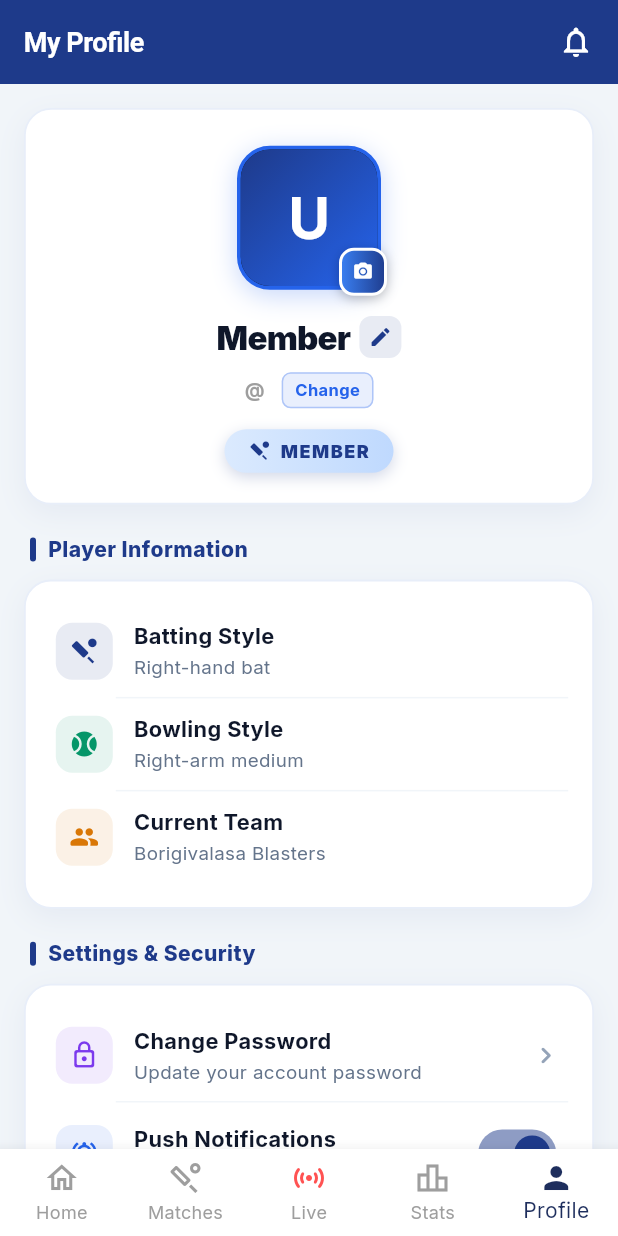
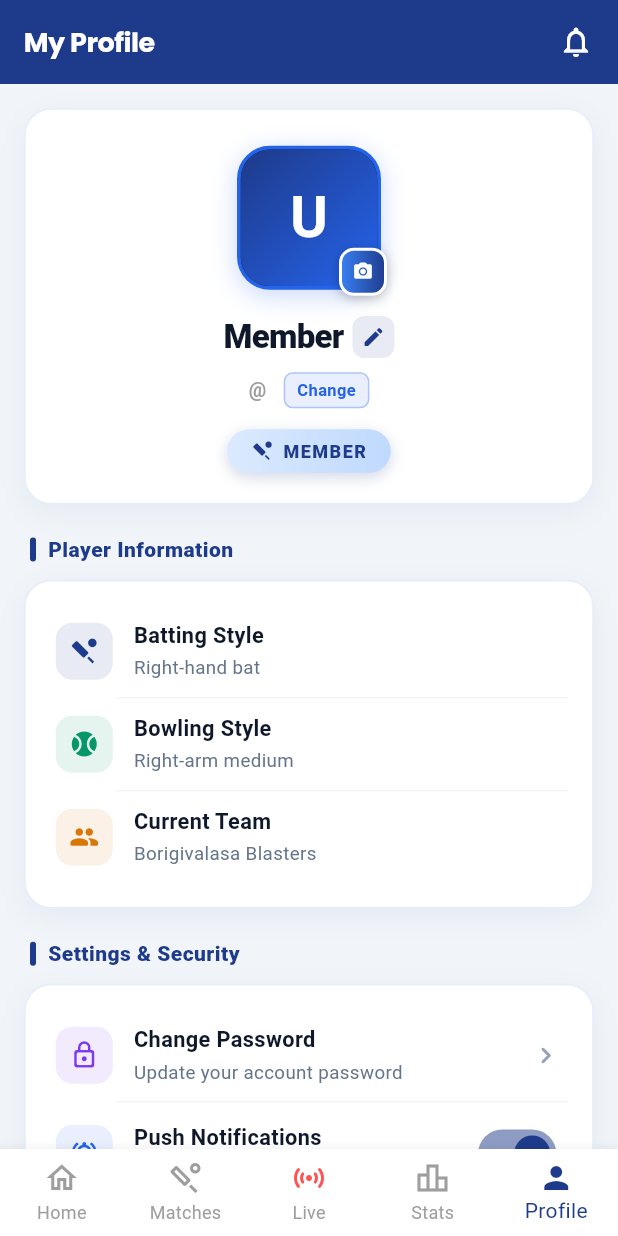
Before and after one commit to rajeshkinjarapu/cricket_borigivalasa, a Flutter app: the ProfileScreen screen opened by its route, on a phone screen of 412 x 824 dp. Run offline on Flutter 3.47's test engine with Material 3 defaults, Android fonts, the phone set to English and light mode, and no system bars; our stand-ins replace cloud_firestore, firebase_auth, firebase_core, firebase_storage, fl_chart, flutter_riverpod and 4 more; accounts and stored records are empty; network calls fail.

Commit message:
Update Borigivalasa Cricket app with Firebase integration and CI/CD pipeline
Key features implemented:
- Added GitHub Actions workflow for automated APK building with Firebase setup
- Integrated Firebase services (auth, firestore, storage) replacing Supabase backend
- Updated Android configuration with proper permissions and file provider setup
- Enhanced app theming with colorful cricket-themed design and gradients
- Refactored app naming from generic cricket scorer to Borigivalasa Cricket brand
- Improved .gitignore with structured development environment exclusions
- Removed legacy Shorebird workflows and Supabase deployment configurations

The app now uses Firebase as its backend service with proper Android permissions and a streamlined CI/CD pipeline for APK generation. The theme has been updated with vibrant cricket colors and Material 3 design principles.

```diff
--- a/lib/core/theme/app_theme.dart
+++ b/lib/core/theme/app_theme.dart
@@ -4,11 +4,25 @@ import 'package:google_fonts/google_fonts.dart';
 class AppTheme {
   AppTheme._();
 
-  // Navy Blue from the provided UI image
-  static const Color _primary = Color(0xFF1E2E5D);
-  static const Color _secondary = Color(0xFFE5B23B); // Gold/Yellow accents
+  // Colorful Cricket Theme - Navy Blue, Orange, Green
+  static const Color _primary = Color(0xFF1E3A8A); // Deep Blue
+  static const Color _secondary = Color(0xFFF97316); // Vibrant Orange
+  static const Color _accent = Color(0xFF10B981); // Emerald Green
   static const Color _surface = Colors.white;
-  static const Color _background = Color(0xFFF4F6F9);
+  static const Color _background = Color(0xFFF0F9FF); // Light Sky Blue
+
+  // Gradient colors for buttons and cards
+  static const LinearGradient primaryGradient = LinearGradient(
+    colors: [_primary, Color(0xFF3B82F6)],
+    begin: Alignment.topLeft,
+    end: Alignment.bottomRight,
+  );
+
+  static const LinearGradient secondaryGradient = LinearGradient(
+    colors: [_secondary, Color(0xFFFB923C)],
+    begin: Alignment.topLeft,
+    end: Alignment.bottomRight,
+  );
 
   static ThemeData get light => ThemeData(
     useMaterial3: true,
@@ -17,24 +31,34 @@ class AppTheme {
       seedColor: _primary,
       primary: _primary,
       secondary: _secondary,
+      tertiary: _accent,
       surface: _surface,
       background: _background,
+      brightness: Brightness.light,
     ),
-    textTheme: GoogleFonts.interTextTheme(),
-    appBarTheme: const AppBarTheme(
+    textTheme: GoogleFonts.poppinsTextTheme().copyWith(
+      bodyLarge: const TextStyle(color: Color(0xFF1E293B), fontSize: 16),
+      bodyMedium: const TextStyle(color: Color(0xFF475569), fontSize: 14),
+      titleLarge: const TextStyle(color: Color(0xFF0F172A), fontWeight: FontWeight.bold, fontSize: 20),
+      titleMedium: const TextStyle(color: Color(0xFF1E293B), fontWeight: FontWeight.w600, fontSize: 18),
+      titleSmall: const TextStyle(color: Color(0xFF334155), fontWeight: FontWeight.w600, fontSize: 16),
+    ),
+    appBarTheme: AppBarTheme(
       centerTitle: false,
       backgroundColor: _primary,
       foregroundColor: Colors.white,
       elevation: 0,
-      scrolledUnderElevation: 0,
+      scrolledUnderElevation: 2,
       surfaceTintColor: _primary,
-      iconTheme: IconThemeData(color: Colors.white),
-      actionsIconTheme: IconThemeData(color: Colors.white),
-      titleTextStyle: TextStyle(
+      shadowColor: Colors.black26,
+      iconTheme: const IconThemeData(color: Colors.white),
+      actionsIconTheme: const IconThemeData(color: Colors.white),
+      titleTextStyle: const TextStyle(
         color: Colors.white,
         fontSize: 20,
         fontWeight: FontWeight.bold,
         letterSpacing: -0.3,
+        fontFamily: 'Poppins',
       ),
     ),
     tabBarTheme: TabBarThemeData(
@@ -42,20 +66,21 @@ class AppTheme {
       unselectedLabelColor: Colors.white70,
       indicatorColor: _secondary,
       indicatorSize: TabBarIndicatorSize.tab,
-      labelStyle: const TextStyle(fontWeight: FontWeight.bold, fontSize: 14),
-      unselectedLabelStyle: const TextStyle(fontWeight: FontWeight.normal, fontSize: 14),
+      labelStyle: const TextStyle(fontWeight: FontWeight.bold, fontSize: 14, fontFamily: 'Poppins'),
+      unselectedLabelStyle: const TextStyle(fontWeight: FontWeight.normal, fontSize: 14, fontFamily: 'Poppins'),
     ),
     cardTheme: CardThemeData(
       color: _surface,
-      elevation: 1,
+      elevation: 4,
+      shadowColor: Colors.blueGrey.withOpacity(0.2),
       margin: const EdgeInsets.symmetric(horizontal: 16, vertical: 8),
       shape: RoundedRectangleBorder(
-        borderRadius: BorderRadius.circular(12),
-        side: BorderSide(color: Colors.grey.shade200, width: 1),
+        borderRadius: BorderRadius.circular(16),
+        side: BorderSide(color: Colors.blue.shade50, width: 1),
       ),
     ),
     dividerTheme: DividerThemeData(
-      color: Colors.grey.shade300,
+      color: Colors.grey.shade200,
       thickness: 1,
       space: 1,
     ),
@@ -64,46 +89,112 @@ class AppTheme {
       fillColor: Colors.white,
       contentPadding: const EdgeInsets.symmetric(horizontal: 20, vertical: 16),
       border: OutlineInputBorder(
-        borderRadius: BorderRadius.circular(12),
-        borderSide: BorderSide(color: Colors.grey.shade300),
+        borderRadius: BorderRadius.circular(16),
+        borderSide: BorderSide(color: Colors.blue.shade200),
       ),
       enabledBorder: OutlineInputBorder(
-        borderRadius: BorderRadius.circular(12),
-        borderSide: BorderSide(color: Colors.grey.shade300),
+        borderRadius: BorderRadius.circular(16),
+        borderSide: BorderSide(color: Colors.blue.shade200),
       ),
       focusedBorder: OutlineInputBorder(
-        borderRadius: BorderRadius.circular(12),
+        borderRadius: BorderRadius.circular(16),
         borderSide: const BorderSide(color: _primary, width: 2),
       ),
+      errorBorder: OutlineInputBorder(
+        borderRadius: BorderRadius.circular(16),
+        borderSide: const BorderSide(color: Colors.red, width: 1),
+      ),
+      hintStyle: const TextStyle(color: Color(0xFF94A3B8), fontSize: 14),
     ),
     filledButtonTheme: FilledButtonThemeData(
       style: FilledButton.styleFrom(
+        foregroundColor: Colors.white,
+        minimumSize: const Size.fromHeight(56),
+        shape: RoundedRectangleBorder(borderRadius: BorderRadius.circular(16)),
+        textStyle: const TextStyle(fontSize: 16, fontWeight: FontWeight.w600, fontFamily: 'Poppins'),
+      ),
+    ),
+    elevatedButtonTheme: ElevatedButtonThemeData(
+      style: ElevatedButton.styleFrom(
         backgroundColor: _primary,
         foregroundColor: Colors.white,
-        minimumSize: const Size.fromHeight(52),
-        shape: RoundedRectangleBorder(borderRadius: BorderRadius.circular(12)),
-        textStyle: const TextStyle(fontSize: 16, fontWeight: FontWeight.w600),
+        minimumSize: const Size.fromHeight(56),
+        elevation: 4,
+        shadowColor: _primary.withOpacity(0.3),
+        shape: RoundedRectangleBorder(borderRadius: BorderRadius.circular(16)),
+        textStyle: const TextStyle(fontSize: 16, fontWeight: FontWeight.w600, fontFamily: 'Poppins'),
       ),
+    ),
+    floatingActionButtonTheme: const FloatingActionButtonThemeData(
+      backgroundColor: _secondary,
+      foregroundColor: Colors.white,
+      elevation: 6,
+      shape: RoundedRectangleBorder(borderRadius: BorderRadius.all(Radius.circular(20))),
     ),
   );
 
   static ThemeData get dark => ThemeData(
     useMaterial3: true,
+    scaffoldBackgroundColor: const Color(0xFF0F172A),
     colorScheme: ColorScheme.fromSeed(
-      seedColor: _primary, brightness: Brightness.dark),
-    textTheme: GoogleFonts.interTextTheme(ThemeData.dark().textTheme),
-    appBarTheme: const AppBarTheme(centerTitle: true),
+      seedColor: _primary,
+      brightness: Brightness.dark,
+      primary: Color(0xFF60A5FA),
+      secondary: Color(0xFFFBBF24),
+      tertiary: Color(0xFF34D399),
+      surface: const Color(0xFF1E293B),
+      background: const Color(0xFF0F172A),
+    ),
+    textTheme: GoogleFonts.poppinsTextTheme(ThemeData.dark().textTheme).copyWith(
+      bodyLarge: const TextStyle(color: Color(0xFFE2E8F0), fontSize: 16),
+      bodyMedium: const TextStyle(color: Color(0xFFCBD5E1), fontSize: 14),
+      titleLarge: const TextStyle(color: Colors.white, fontWeight: FontWeight.bold, fontSize: 20),
+      titleMedium: const TextStyle(color: Color(0xFFF1F5F9), fontWeight: FontWeight.w600, fontSize: 18),
+    ),
+    appBarTheme: AppBarTheme(
+      centerTitle: false,
+      backgroundColor: const Color(0xFF1E293B),
+      foregroundColor: Colors.white,
+      elevation: 0,
+      titleTextStyle: const TextStyle(
+        color: Colors.white,
+        fontSize: 20,
+        fontWeight: FontWeight.bold,
+        fontFamily: 'Poppins',
+      ),
+    ),
+    cardTheme: CardThemeData(
+      color: const Color(0xFF1E293B),
+      elevation: 4,
+      margin: const EdgeInsets.symmetric(horizontal: 16, vertical: 8),
+      shape: RoundedRectangleBorder(
+        borderRadius: BorderRadius.circular(16),
+        side: BorderSide(color: Colors.white.withOpacity(0.1)),
+      ),
+    ),
     inputDecorationTheme: InputDecorationTheme(
       filled: true,
+      fillColor: const Color(0xFF334155),
       border: OutlineInputBorder(
-        borderRadius: BorderRadius.circular(12),
+        borderRadius: BorderRadius.circular(16),
+        borderSide: BorderSide.none,
+      ),
+      enabledBorder: OutlineInputBorder(
+        borderRadius: BorderRadius.circular(16),
+        borderSide: BorderSide.none,
+      ),
+      focusedBorder: OutlineInputBorder(
+        borderRadius: BorderRadius.circular(16),
+        borderSide: const BorderSide(color: Color(0xFF60A5FA), width: 2),
       ),
     ),
     filledButtonTheme: FilledButtonThemeData(
       style: FilledButton.styleFrom(
-        minimumSize: const Size.fromHeight(52),
-        shape: RoundedRectangleBorder(borderRadius: BorderRadius.circular(12)),
-        textStyle: const TextStyle(fontSize: 16, fontWeight: FontWeight.w600),
+        backgroundColor: const Color(0xFF3B82F6),
+        foregroundColor: Colors.white,
+        minimumSize: const Size.fromHeight(56),
+        shape: RoundedRectangleBorder(borderRadius: BorderRadius.circular(16)),
+        textStyle: const TextStyle(fontSize: 16, fontWeight: FontWeight.w600, fontFamily: 'Poppins'),
       ),
     ),
   );
--- a/lib/main.dart
+++ b/lib/main.dart
@@ -1,25 +1,28 @@
 import 'package:flutter/material.dart';
 import 'package:flutter_riverpod/flutter_riverpod.dart';
+import 'package:firebase_core/firebase_core.dart';
 import 'core/router/app_router.dart';
 import 'core/theme/app_theme.dart';
-
-import 'package:supabase_flutter/supabase_flutter.dart';
+import 'firebase_options.dart';
 
 Future<void> main() async {
   WidgetsFlutterBinding.ensureInitialized();
-  await Supabase.initialize(
-    url: 'https://qlphckdozxtqhwnpokec.supabase.co',
-    anonKey: 'eyJhbGciOiJIUzI1NiIsInR5cCI6IkpXVCJ9.eyJpc3MiOiJzdXBhYmFzZSIsInJlZiI6InFscGhja2Rvenh0cWh3bnBva2VjIiwicm9sZSI6ImFub24iLCJpYXQiOjE3ODk5MDcwNTQsImV4cCI6MjEwNTQ4MzA1NH0.J4I7nbtYXPTzM0FO2eA_7k32g9j-TU1gk3LPBnGsp1c',
+
+  // Initialize Firebase
+  await Firebase.initializeApp(
+    options: DefaultFirebaseOptions.currentPlatform,
   );
-  runApp(const ProviderScope(child: CricketApp()));
+
+  runApp(const ProviderScope(child: BorigivalasaCricketApp()));
 }
 
-class CricketApp extends ConsumerWidget {
-  const CricketApp({super.key});
+class BorigivalasaCricketApp extends ConsumerWidget {
+  const BorigivalasaCricketApp({super.key});
+
   @override
   Widget build(BuildContext context, WidgetRef ref) {
     return MaterialApp.router(
-      title: 'Cricket Scorer',
+      title: 'Borigivalasa Cricket',
       debugShowCheckedModeBanner: false,
       theme: AppTheme.light,
       darkTheme: AppTheme.dark,
```
Also changed, not shown: pubspec.yaml (+12 -6 lines), 10 other files.
